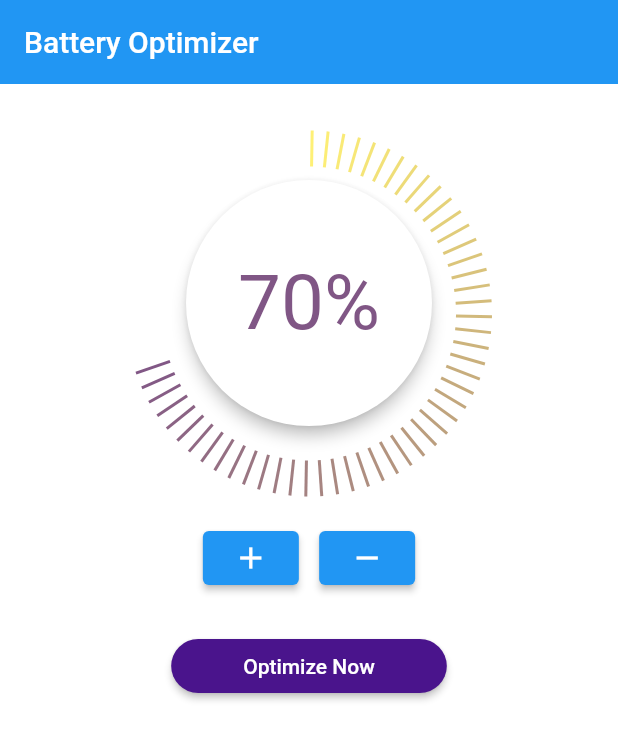
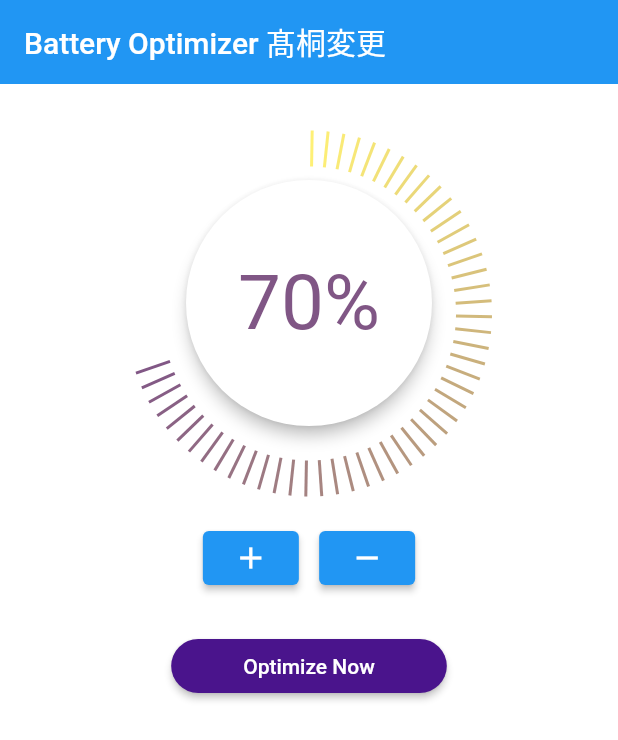
Before and after one commit to Flutter-Team-hokaiG/optimizer, a Flutter app: the screen it shows after launch, on a phone screen of 412 x 824 dp. Shown: the top 740 px of the screen. Run offline on Flutter 3.47's test engine with Material 2 defaults, Android fonts, the phone set to English and light mode, and no system bars.

Commit message:
タイトルに、髙桐変更、を追加

```diff
--- a/lib/main.dart
+++ b/lib/main.dart
@@ -41,7 +41,7 @@ class BatteryOptimizerPage extends StatelessWidget {
     return Scaffold(
       backgroundColor: Theme.of(context).backgroundColor,
       appBar: AppBar(
-        title: Text('Battery Optimizer'),
+        title: Text('Battery Optimizer 髙桐変更'),
         centerTitle: false,
         elevation: 0,
       ),
```
